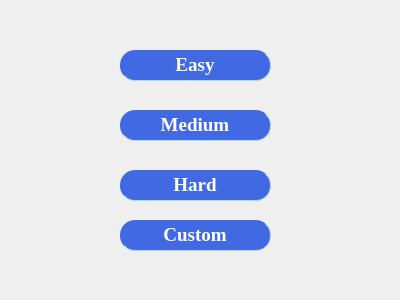
The window that level.ui (CREVIOS/minesweeper) describes before a commit, drawn with Qt 5.
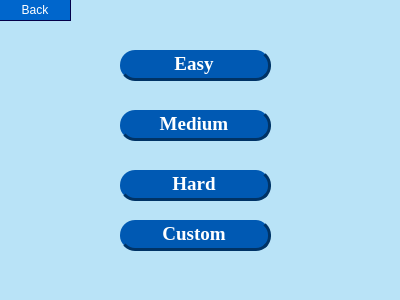
The same window after the commit.

```diff
--- a/level.ui
+++ b/level.ui
@@ -13,6 +13,13 @@
   <property name="windowTitle">
    <string>Dialog</string>
   </property>
+  <property name="styleSheet">
+   <string notr="true">QDialog{ 
+background-color: 	#b9e3f7 ;
+color: #007dff;
+border-radius: 15px;
+}</string>
+  </property>
   <widget class="QPushButton" name="Easy">
    <property name="geometry">
     <rect>
@@ -32,11 +39,11 @@
    <property name="styleSheet">
     <string notr="true">QPushButton{ 
 border-radius: 15px;
-border-right: 1px solid #ADD8E6;
-border-bottom: 1px solid #ADD8E6;
+border-right: 3px solid #003366;
+border-bottom: 3px solid #003366;
 }
 QPushButton:enabled{
-background-color: #4169e1;
+background-color: #0059b3;
 color: white;
 }
 QPushButton:pressed{
@@ -78,11 +85,11 @@
    <property name="styleSheet">
     <string notr="true">QPushButton{ 
 border-radius: 15px;
-border-right: 1px solid #ADD8E6;
-border-bottom: 1px solid #ADD8E6;
+border-right: 3px solid #003366;
+border-bottom: 3px solid #003366;
 }
 QPushButton:enabled{
-background-color: #4169e1;
+background-color: #0059b3;
 color: white;
 }
 QPushButton:pressed{
@@ -124,11 +131,11 @@
    <property name="styleSheet">
     <string notr="true">QPushButton{ 
 border-radius: 15px;
-border-right: 1px solid #ADD8E6;
-border-bottom: 1px solid #ADD8E6;
+border-right: 3px solid #003366;
+border-bottom: 3px solid #003366;
 }
 QPushButton:enabled{
-background-color: #4169e1;
+background-color: #0059b3;
 color: white;
 }
 QPushButton:pressed{
@@ -170,11 +177,11 @@
    <property name="styleSheet">
     <string notr="true">QPushButton{ 
 border-radius: 15px;
-border-right: 1px solid #ADD8E6;
-border-bottom: 1px solid #ADD8E6;
+border-right: 3px solid #003366;
+border-bottom: 3px solid #003366;
 }
 QPushButton:enabled{
-background-color: #4169e1;
+background-color: #0059b3;
 color: white;
 }
 QPushButton:pressed{
@@ -197,6 +204,45 @@
     <string>Custom</string>
    </property>
   </widget>
+  <widget class="QPushButton" name="Back_Button">
+   <property name="geometry">
+    <rect>
+     <x>0</x>
+     <y>0</y>
+     <width>71</width>
+     <height>21</height>
+    </rect>
+   </property>
+   <property name="styleSheet">
+    <string notr="true">QPushButton{ 
+border-radius: 15px;
+border-right: 1px solid #05014a;
+border-bottom: 1px solid #05014a;
+}
+QPushButton:enabled{
+background-color: #0066cc;
+color: white;
+}
+QPushButton:pressed{
+background-color: #000080;
+color: white;
+}
+QPushButton:hover:!pressed{
+background-color: #0066cc;
+color: white;
+}
+QPushButton:disabled{
+background-color: #87CEEB;
+color: #000000;
+}
+
+
+</string>
+   </property>
+   <property name="text">
+    <string>Back</string>
+   </property>
+  </widget>
  </widget>
  <resources/>
  <connections/>
```
Left out of the diff: 16 changed lines with no effect on the pictures.
